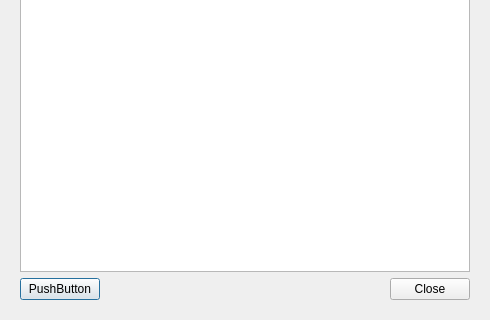
This is src/ui/dlgtestimonialcreate.ui in xavierliancw/CS1C-Class-Project as Qt 5 draws it before an edit; both pictures show x 0 to 490 and y 174 to 494 of the 490 by 494 pixel window. The edited form follows.
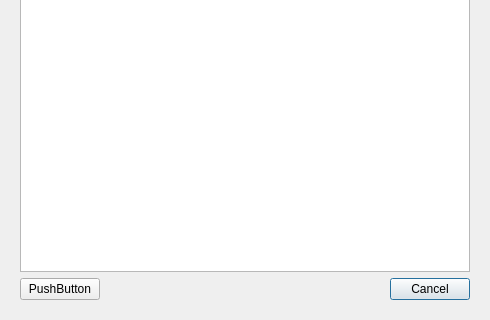
This is the edited form.

The edit to the form file:
```diff
--- a/src/ui/dlgtestimonialcreate.ui
+++ b/src/ui/dlgtestimonialcreate.ui
@@ -26,6 +26,12 @@
          <property name="text">
           <string>PushButton</string>
          </property>
+         <property name="autoDefault">
+          <bool>false</bool>
+         </property>
+         <property name="default">
+          <bool>true</bool>
+         </property>
         </widget>
        </item>
        <item row="4" column="1">
@@ -34,7 +40,7 @@
           <enum>Qt::Horizontal</enum>
          </property>
          <property name="standardButtons">
-          <set>QDialogButtonBox::Close</set>
+          <set>QDialogButtonBox::Cancel</set>
          </property>
         </widget>
        </item>
```
